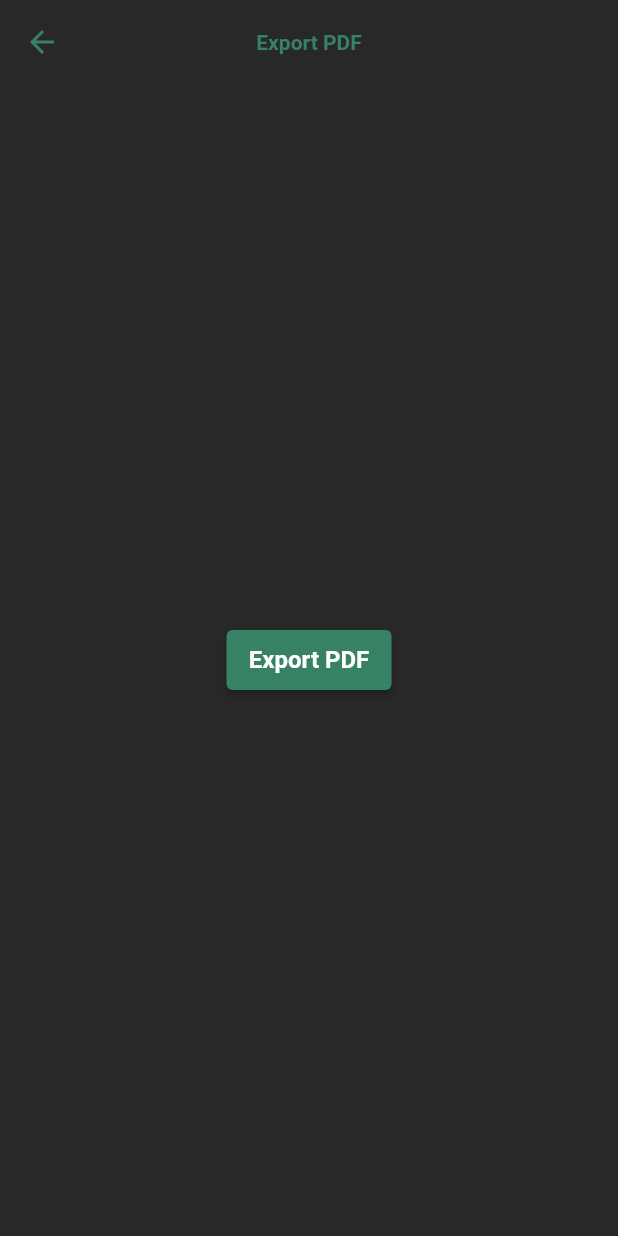
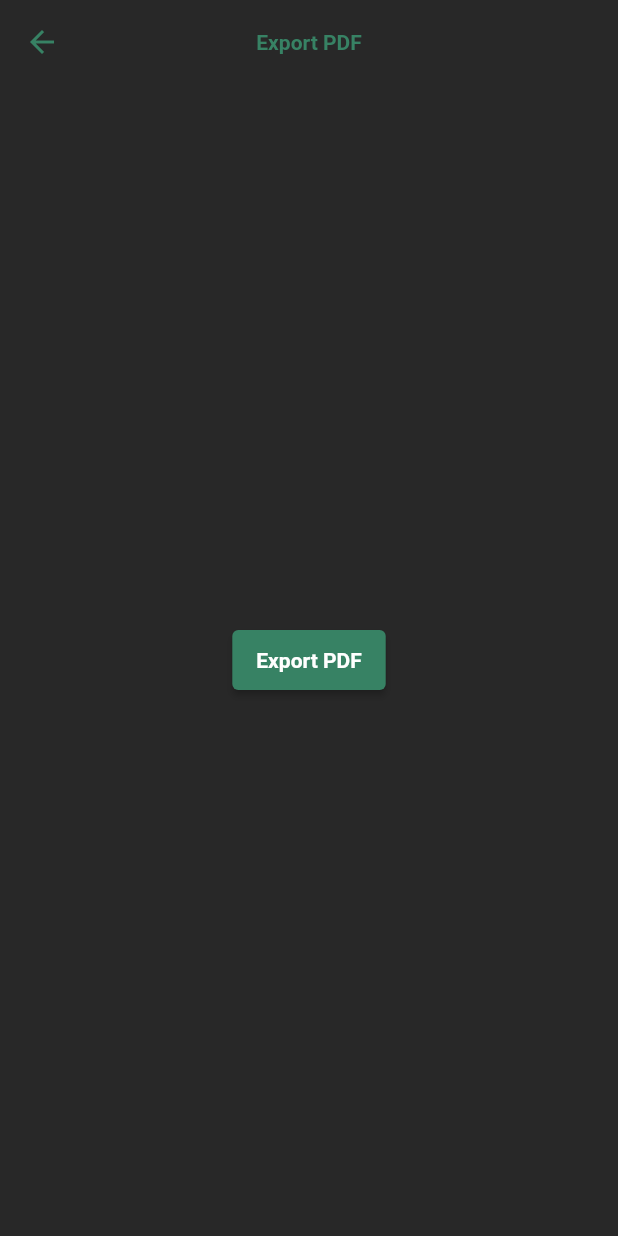
Before and after one commit to jp-ong/flutter-sandbox-web, a Flutter app: the screen it shows after launch, after a tap on "PDF", on a phone screen of 412 x 824 dp. Run offline on Flutter 3.47's test engine with Material 2 defaults, Android fonts, the light colour scheme and no system bars; our stand-ins replace csv, get, google_fonts, pdf; missing offline and left inert: dart:html.

Commit message:
Add export table feature and google font

```diff
--- a/lib/app/modules/home/views/home_view.dart
+++ b/lib/app/modules/home/views/home_view.dart
@@ -18,6 +18,7 @@ class HomeView extends GetView<HomeController> {
   static List<FeatureButton> featureButtons = [
     FeatureButton(label: 'PDF', route: Routes.EXPORT_PDF),
     FeatureButton(label: 'CSV', route: Routes.EXPORT_CSV),
+    FeatureButton(label: 'Tabulated Data', route: Routes.EXPORT_TABLE),
   ];
 
   @override
--- a/lib/app/routes/app_routes.dart
+++ b/lib/app/routes/app_routes.dart
@@ -6,6 +6,7 @@ abstract class Routes {
   static const HOME = _Paths.HOME;
   static const EXPORT_PDF = _Paths.EXPORT_PDF;
   static const EXPORT_CSV = _Paths.EXPORT_CSV;
+  static const EXPORT_TABLE = _Paths.EXPORT_TABLE;
 }
 
 abstract class _Paths {
@@ -13,4 +14,5 @@ abstract class _Paths {
   static const HOME = '/home';
   static const EXPORT_PDF = '/export-pdf';
   static const EXPORT_CSV = '/export-csv';
+  static const EXPORT_TABLE = '/export-table';
 }
--- a/lib/main.dart
+++ b/lib/main.dart
@@ -1,10 +1,12 @@
 import 'package:flutter/material.dart';
 
 import 'package:get/get.dart';
+import 'package:google_fonts/google_fonts.dart';
 
 import 'app/routes/app_pages.dart';
 
 void main() {
+  WidgetsFlutterBinding.ensureInitialized();
   const Color primaryColor = Color.fromARGB(255, 55, 130, 100);
 
   ThemeData darkThemeData = ThemeData(
@@ -31,32 +33,44 @@ void main() {
         color: primaryColor,
       ),
     ),
-    textTheme: const TextTheme(
-      labelLarge: TextStyle(
-        fontSize: 16,
+    textTheme: TextTheme(
+      labelLarge: GoogleFonts.roboto(
+        textStyle: const TextStyle(
+          fontSize: 14,
           fontWeight: FontWeight.w700,
         ),
-      labelMedium: TextStyle(
-        fontSize: 12,
+      ),
+      labelMedium: GoogleFonts.roboto(
+        textStyle: const TextStyle(
+          fontSize: 14,
           color: primaryColor,
           fontWeight: FontWeight.w700,
         ),
-      bodyMedium: TextStyle(
+      ),
+      bodyMedium: GoogleFonts.roboto(
+        textStyle: const TextStyle(
           fontSize: 16,
           color: Colors.black,
         ),
-      headlineLarge: TextStyle(
+      ),
+      headlineLarge: GoogleFonts.roboto(
+        textStyle: const TextStyle(
           fontSize: 24,
           color: primaryColor,
           fontWeight: FontWeight.w700,
         ),
-      displayMedium: TextStyle(
+      ),
+      displayMedium: GoogleFonts.roboto(
+        textStyle: const TextStyle(
           fontSize: 14,
           color: Colors.black87,
         ),
-      displaySmall: TextStyle(
+      ),
+      displaySmall: GoogleFonts.roboto(
+        textStyle: const TextStyle(
           fontSize: 12,
           color: Colors.black87,
+        ),
       ),
     ),
     elevatedButtonTheme: ElevatedButtonThemeData(
--- a/pubspec.yaml
+++ b/pubspec.yaml
@@ -13,6 +13,7 @@ dependencies:
   pdf: ^3.10.1
   printing: ^5.10.3
   csv: ^5.0.2
+  google_fonts: ^4.0.3
 
 dev_dependencies:
   flutter_lints: ^2.0.0
```
Also changed, not shown: lib/app/modules/export_table/bindings/export_table_binding.dart (added, +12 -0 lines), lib/app/modules/export_table/controllers/export_table_controller.dart (added, +23 -0 lines), lib/app/modules/export_table/views/export_table_view.dart (added, +32 -0 lines), lib/app/routes/app_pages.dart (+7 -0 lines), pubspec.lock. Lines whose indentation alone changed are shown as unchanged.
